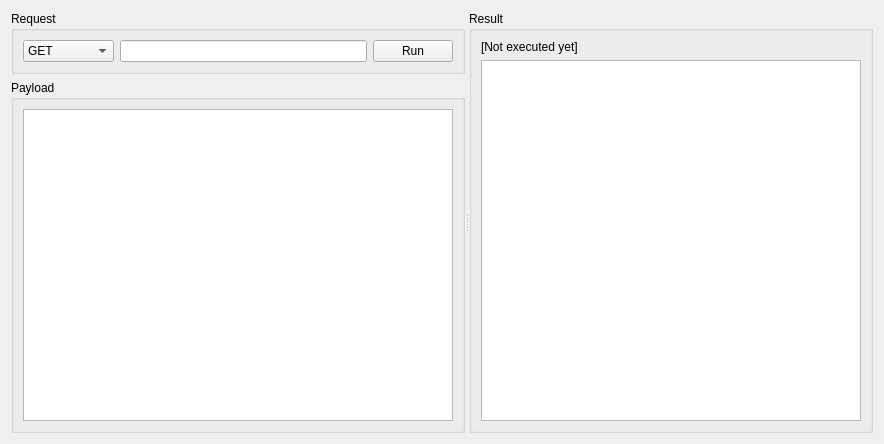
Qt form src/CRequestGUI.ui (ArsMasiuk/bootsmann) before a commit.
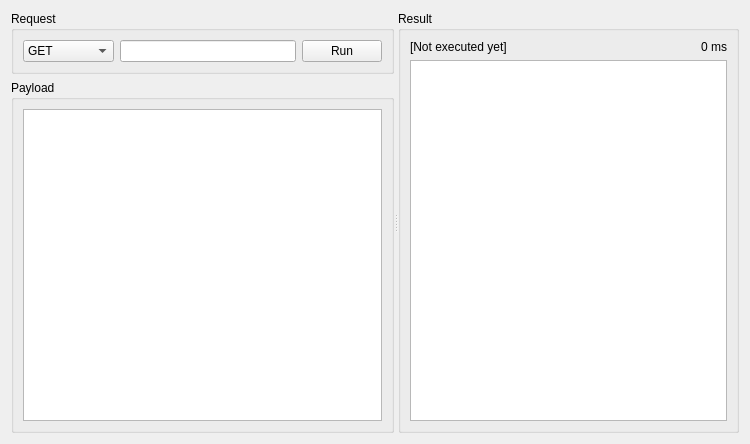
The same form after that commit.

Diff of the .ui file:
```diff
--- a/src/CRequestGUI.ui
+++ b/src/CRequestGUI.ui
@@ -6,7 +6,7 @@
    <rect>
     <x>0</x>
     <y>0</y>
-    <width>884</width>
+    <width>750</width>
     <height>444</height>
    </rect>
   </property>
@@ -16,19 +16,19 @@
   <layout class="QHBoxLayout" name="horizontalLayout_2">
    <item>
     <widget class="QSplitter" name="splitter">
-     <property name="sizePolicy">
-      <sizepolicy hsizetype="Expanding" vsizetype="Preferred">
-       <horstretch>1</horstretch>
-       <verstretch>1</verstretch>
-      </sizepolicy>
-     </property>
      <property name="orientation">
       <enum>Qt::Horizontal</enum>
      </property>
-     <widget class="QWidget" name="">
+     <widget class="QWidget" name="layoutWidget">
       <layout class="QVBoxLayout" name="verticalLayout_3">
        <item>
         <widget class="QGroupBox" name="RequestGB">
+         <property name="sizePolicy">
+          <sizepolicy hsizetype="MinimumExpanding" vsizetype="Preferred">
+           <horstretch>1</horstretch>
+           <verstretch>0</verstretch>
+          </sizepolicy>
+         </property>
          <property name="title">
           <string>Request</string>
          </property>
@@ -86,7 +86,14 @@
            </widget>
           </item>
           <item>
-           <widget class="QLineEdit" name="RequestURL"/>
+           <widget class="QLineEdit" name="RequestURL">
+            <property name="sizePolicy">
+             <sizepolicy hsizetype="Expanding" vsizetype="Fixed">
+              <horstretch>0</horstretch>
+              <verstretch>0</verstretch>
+             </sizepolicy>
+            </property>
+           </widget>
           </item>
           <item>
            <widget class="QPushButton" name="Run">
@@ -100,6 +107,12 @@
        </item>
        <item>
         <widget class="QGroupBox" name="InputGB">
+         <property name="sizePolicy">
+          <sizepolicy hsizetype="MinimumExpanding" vsizetype="Preferred">
+           <horstretch>1</horstretch>
+           <verstretch>0</verstretch>
+          </sizepolicy>
+         </property>
          <property name="title">
           <string>Payload</string>
          </property>
@@ -113,16 +126,42 @@
       </layout>
      </widget>
      <widget class="QGroupBox" name="OutputGB">
+      <property name="sizePolicy">
+       <sizepolicy hsizetype="Expanding" vsizetype="Preferred">
+        <horstretch>0</horstretch>
+        <verstretch>0</verstretch>
+       </sizepolicy>
+      </property>
       <property name="title">
        <string>Result</string>
       </property>
       <layout class="QVBoxLayout" name="verticalLayout_2">
        <item>
-        <widget class="QLabel" name="ResultCode">
-         <property name="text">
-          <string>[Not executed yet]</string>
-         </property>
-        </widget>
+        <layout class="QHBoxLayout" name="horizontalLayout_3">
+         <item>
+          <widget class="QLabel" name="ResultCode">
+           <property name="text">
+            <string>[Not executed yet]</string>
+           </property>
+          </widget>
+         </item>
+         <item>
+          <widget class="QLabel" name="TimeLabel">
+           <property name="sizePolicy">
+            <sizepolicy hsizetype="Maximum" vsizetype="Preferred">
+             <horstretch>0</horstretch>
+             <verstretch>0</verstretch>
+            </sizepolicy>
+           </property>
+           <property name="text">
+            <string>0 ms</string>
+           </property>
+           <property name="alignment">
+            <set>Qt::AlignRight|Qt::AlignTrailing|Qt::AlignVCenter</set>
+           </property>
+          </widget>
+         </item>
+        </layout>
        </item>
        <item>
         <widget class="QPlainTextEdit" name="OutputText"/>
```
Left out of the diff: 5 changed lines with no effect on the pictures.
